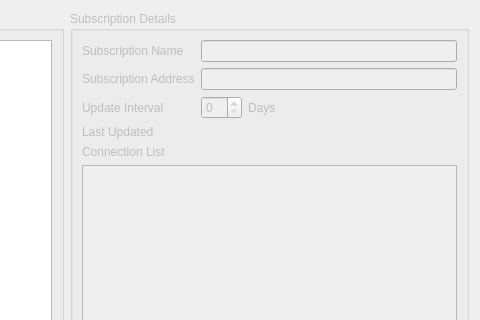
Old version of the form src/ui/w_SubscriptionEditor.ui in the repository darsvador/qvssr; both pictures show x 175 to 655 and y 0 to 320 of the 655 by 440 pixel window.
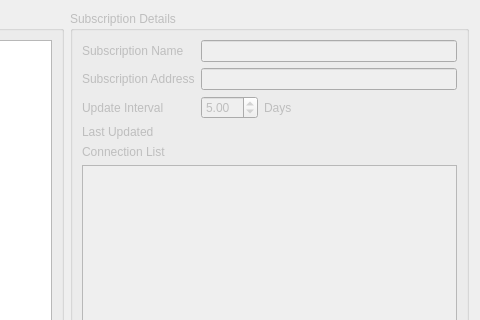
New version of the form.

What changed in the file:
```diff
--- a/src/ui/w_SubscriptionEditor.ui
+++ b/src/ui/w_SubscriptionEditor.ui
@@ -158,7 +158,20 @@
         <item row="2" column="1">
          <layout class="QHBoxLayout" name="horizontalLayout_3">
           <item>
-           <widget class="QSpinBox" name="updateIntervalSB"/>
+           <widget class="QDoubleSpinBox" name="updateIntervalSB">
+            <property name="minimum">
+             <double>0.500000000000000</double>
+            </property>
+            <property name="maximum">
+             <double>31.000000000000000</double>
+            </property>
+            <property name="singleStep">
+             <double>0.500000000000000</double>
+            </property>
+            <property name="value">
+             <double>5.000000000000000</double>
+            </property>
+           </widget>
           </item>
           <item>
            <widget class="QLabel" name="label_5">
```
